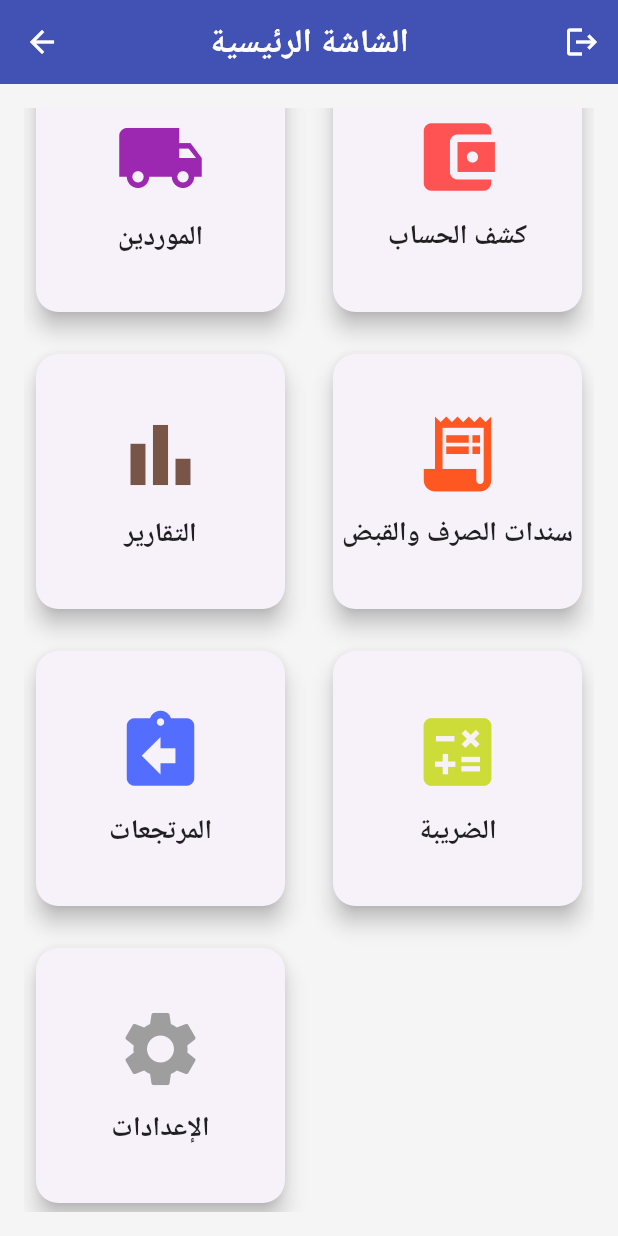
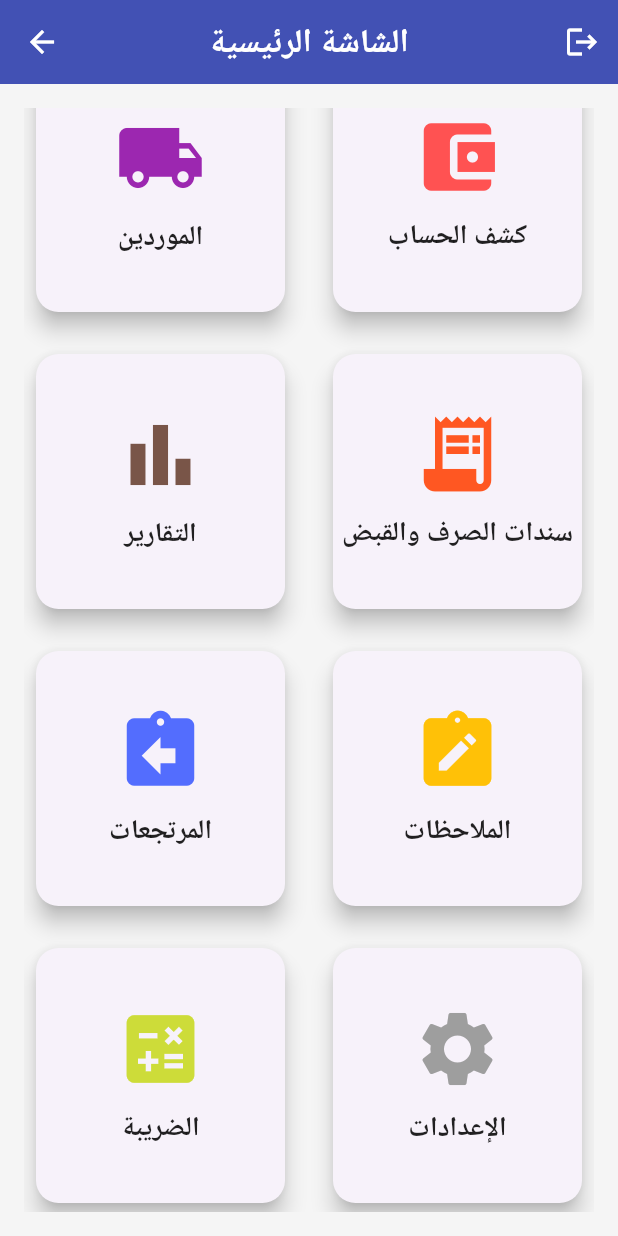
Before and after one commit to abdullah0564537441/mhasbb, a Flutter app: the HomeScreen screen opened by its route, scrolled down 436 dp, on a phone screen of 412 x 824 dp. Run offline on Flutter 3.47's test engine with Material 3 defaults, Android fonts, the phone set to English and light mode, and no system bars; our stand-ins replace hive, hive_flutter, shared_preferences; accounts and stored records are empty.

Commit message:
Update home_screen.dart

```diff
--- a/lib/screens/home_screen.dart
+++ b/lib/screens/home_screen.dart
@@ -12,9 +12,11 @@ import 'package:mhasbb/screens/customers_screen.dart';
 import 'package:mhasbb/screens/account_statement_screen.dart';
 import 'package:mhasbb/screens/reports_screen.dart';
 import 'package:mhasbb/screens/vouchers_screen.dart';
-// ⭐⭐ أضف استيراد شاشة المرتجعات هنا
 import 'package:mhasbb/screens/add_edit_return_invoice_screen.dart';
 import 'package:mhasbb/main.dart'; // لاستخدام PlaceholderScreen
+// ⭐⭐ أضف استيراد شاشة الملاحظات هنا
+import 'package:mhasbb/screens/notes_screen.dart';
+
 
 class HomeScreen extends StatelessWidget {
   const HomeScreen({super.key});
@@ -54,9 +56,12 @@ class HomeScreen extends StatelessWidget {
       case 'سندات الصرف والقبض':
         Navigator.push(context, MaterialPageRoute(builder: (context) => const VouchersScreen()));
         break;
-      // ⭐⭐ أضف توجيه شاشة المرتجعات هنا
       case 'المرتجعات':
         Navigator.push(context, MaterialPageRoute(builder: (context) => const AddEditReturnInvoiceScreen()));
+        break;
+      // ⭐⭐ أضف توجيه شاشة الملاحظات هنا
+      case 'الملاحظات':
+        Navigator.push(context, MaterialPageRoute(builder: (context) => const NotesScreen()));
         break;
       case 'الضريبة':
       case 'الإعدادات':
@@ -96,8 +101,9 @@ class HomeScreen extends StatelessWidget {
             _buildSectionCard(context, 'كشف الحساب', Icons.account_balance_wallet, Colors.redAccent),
             _buildSectionCard(context, 'التقارير', Icons.bar_chart, Colors.brown),
             _buildSectionCard(context, 'سندات الصرف والقبض', Icons.receipt_long, Colors.deepOrange),
-            // ⭐⭐ أضف بطاقة المرتجعات هنا
             _buildSectionCard(context, 'المرتجعات', Icons.assignment_return, Colors.indigoAccent),
+            // ⭐⭐ أضف بطاقة الملاحظات هنا
+            _buildSectionCard(context, 'الملاحظات', Icons.note_alt, Colors.amber),
             _buildSectionCard(context, 'الضريبة', Icons.calculate, Colors.lime),
             _buildSectionCard(context, 'الإعدادات', Icons.settings, Colors.grey),
           ],
```
